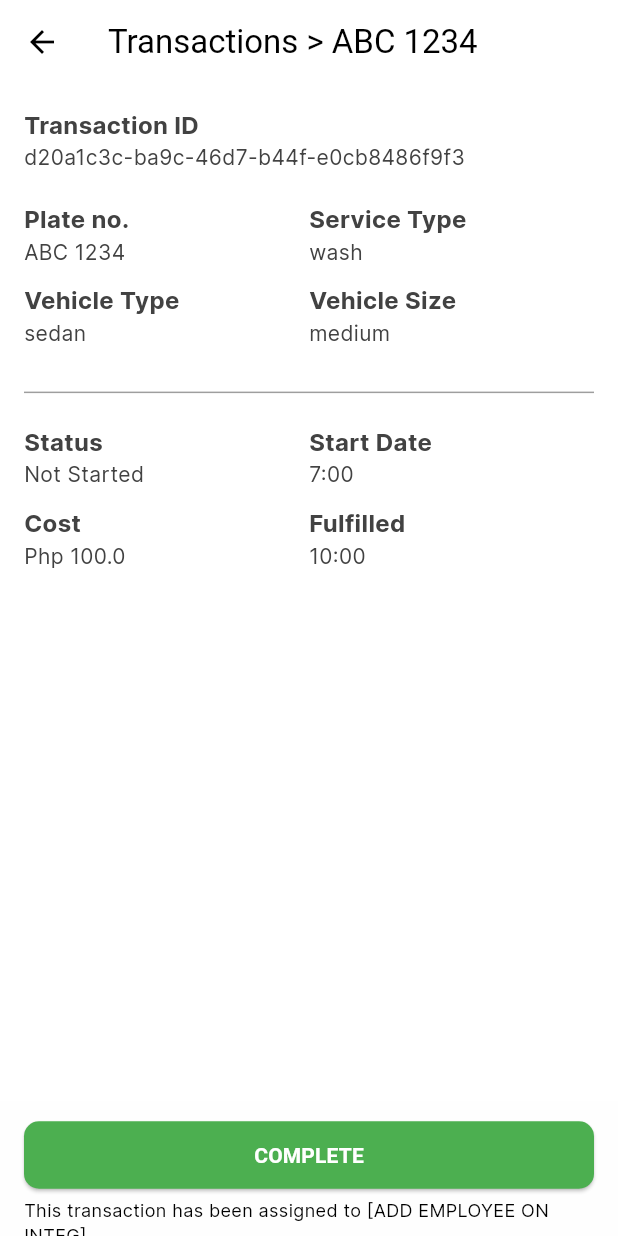
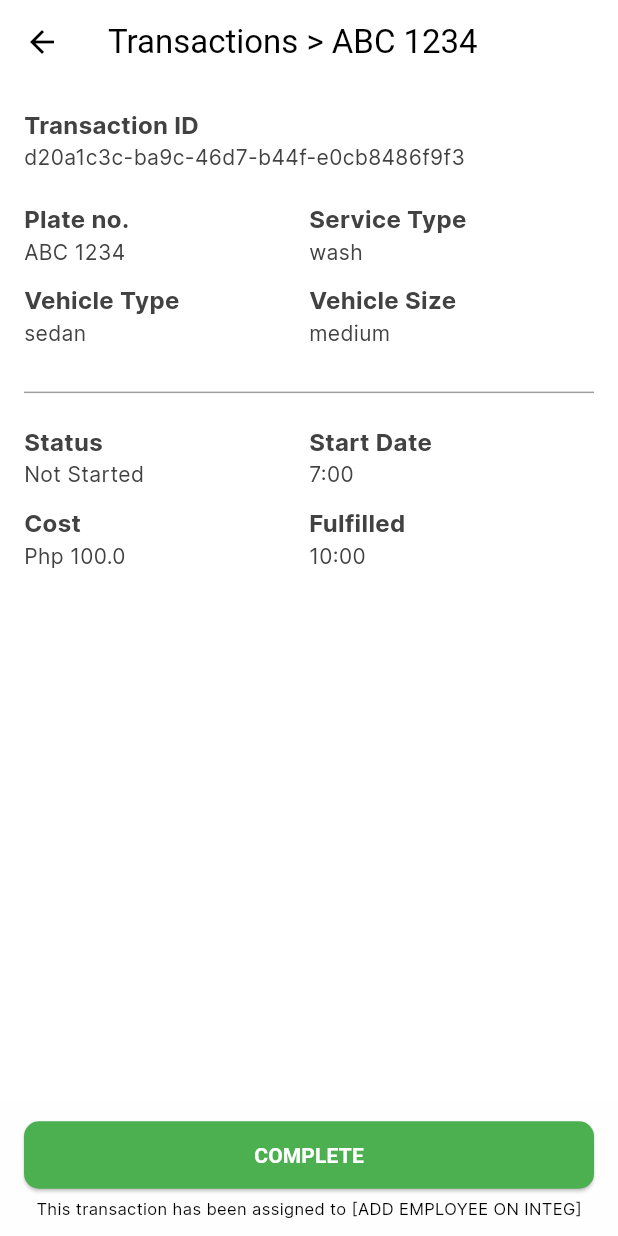
Before and after one commit to marcusandrev/springcrate, a Flutter app: the TransactionDetailsScreen screen opened directly with sample values from the repository, on a phone screen of 412 x 824 dp. Run offline on Flutter 3.47's test engine with Material 3 defaults, Android fonts, the phone set to English and light mode, and no system bars; our stand-ins replace fl_chart, flutter_svg.

Commit message:
refactor: handle text overflow

```diff
--- a/lib/screens/transactions/views/transaction_details_screen.dart
+++ b/lib/screens/transactions/views/transaction_details_screen.dart
@@ -105,7 +105,8 @@ class TransactionDetailsScreen extends StatelessWidget {
           const SizedBox(height: 4),
           const Text(
             'Assign the transaction to an employee to start',
-            style: TextStyle(fontSize: 12),
+            overflow: TextOverflow.ellipsis,
+            style: TextStyle(fontSize: 11),
           )
         ],
       );
@@ -180,7 +181,8 @@ class TransactionDetailsScreen extends StatelessWidget {
         const SizedBox(height: 4),
         const Text(
           'This transaction has been assigned to [ADD EMPLOYEE ON INTEG]',
-          style: TextStyle(fontSize: 12),
+          overflow: TextOverflow.ellipsis,
+          style: TextStyle(fontSize: 11),
         )
       ],
     );
```
